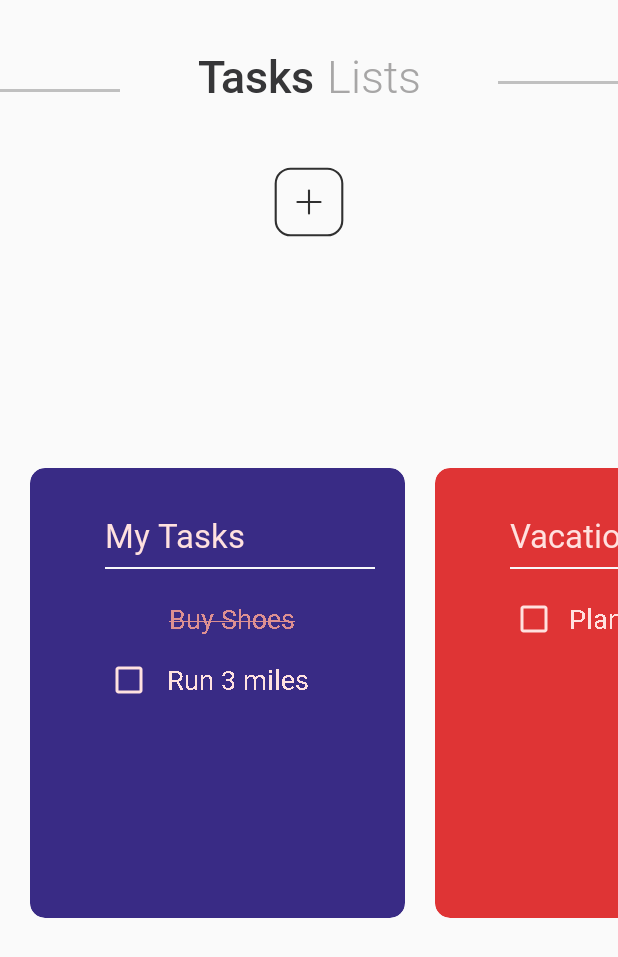
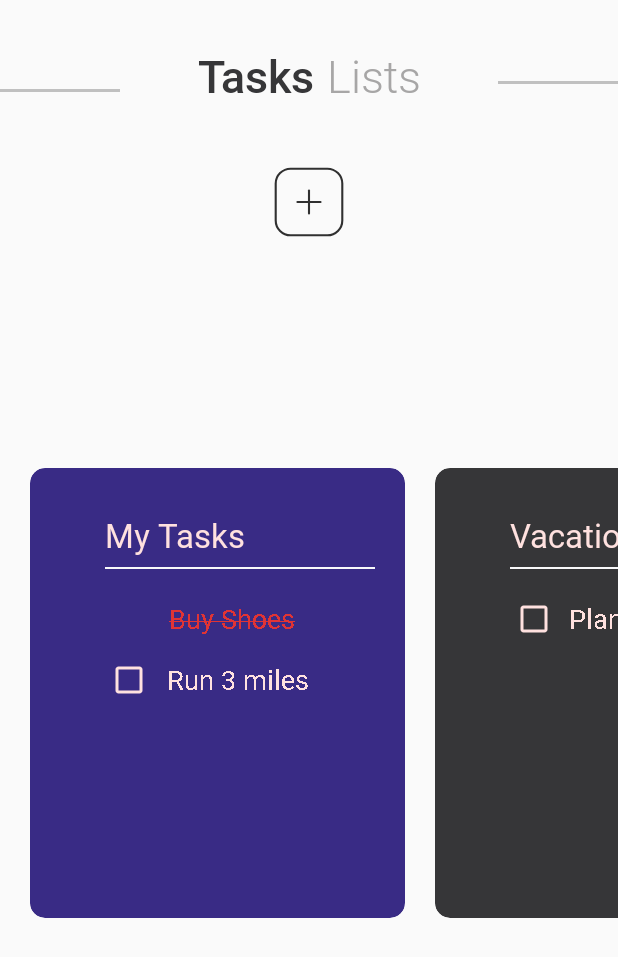
Before and after one commit to towfiqul-islam/task-meister, an Android app: the screen it shows after launch (MainActivity), on a phone screen of 412 x 824 dp. Shown: the top 957 px of the screen. Run offline under Robolectric (Android 15) with nearby library versions, the phone set to English and light mode, and no system bars; our stand-ins replace data binding.

Commit message:
checkbox issue fixed

```diff
--- a/app/src/main/java/com/example/taskmeister/adapters/TaskCardAdapter.kt
+++ b/app/src/main/java/com/example/taskmeister/adapters/TaskCardAdapter.kt
@@ -35,7 +35,7 @@ class TaskCardAdapter : RecyclerView.Adapter<TaskCardAdapter.ViewHolder>() {
     override fun onBindViewHolder(holder: ViewHolder, position: Int) {
         val item = data[position]
         if (position % 2 == 1) {
-            holder.cardView.setCardBackgroundColor(Color.parseColor("#DF3435"))
+            holder.cardView.setCardBackgroundColor(Color.parseColor("#363638"))
         } else {
             holder.cardView.setCardBackgroundColor(Color.parseColor("#392B85"))
         }
--- a/app/src/main/java/com/example/taskmeister/adapters/TaskItemAdapter.kt
+++ b/app/src/main/java/com/example/taskmeister/adapters/TaskItemAdapter.kt
@@ -3,41 +3,79 @@ package com.example.taskmeister.adapters
 import android.content.res.ColorStateList
 import android.graphics.Color
 import android.graphics.Paint
+import android.os.Build
 import android.util.Log
 import android.view.LayoutInflater
 import android.view.View
 import android.view.ViewGroup
 import android.widget.CheckBox
 import android.widget.TextView
+import androidx.annotation.RequiresApi
+import androidx.core.widget.CompoundButtonCompat
 import androidx.recyclerview.widget.RecyclerView
 import com.example.taskmeister.R
 import com.example.taskmeister.data.TaskItem
 
-class TaskItemAdapter(val data: List<TaskItem>) : RecyclerView.Adapter<TaskItemAdapter.ViewHolder>() {
+class TaskItemAdapter(val data: List<TaskItem>, val flag: Boolean = false) :
+    RecyclerView.Adapter<TaskItemAdapter.ViewHolder>() {
 
     override fun onCreateViewHolder(parent: ViewGroup, viewType: Int): ViewHolder {
-       val layoutInflater = LayoutInflater.from(parent.context)
-        val view = layoutInflater.inflate(R.layout.task_item_view, parent, false)
-        return ViewHolder(view)
+
+        if (flag) {
+            val layoutInflater1 = LayoutInflater.from(parent.context)
+            val view2 = layoutInflater1.inflate(R.layout.task_item_view_2, parent, false)
+            return ViewHolder(view2)
+        } else {
+            val layoutInflater2 = LayoutInflater.from(parent.context)
+            val view1 = layoutInflater2.inflate(R.layout.task_item_view, parent, false)
+            return ViewHolder(view1)
+        }
+
     }
 
     override fun getItemCount() = data.size
 
     override fun onBindViewHolder(holder: ViewHolder, position: Int) {
         val item = data[position]
-        holder.itemName.text = item.name
-        holder.checkBox.isChecked = item.isCompleted
 
-        changeItemView(item, holder.checkBox, holder.itemName)
 
-        holder.itemName.setOnClickListener {
-            toggleTaskItem(holder.checkBox, item)
-            changeItemView(item, holder.checkBox, holder.itemName)
+        holder.itemName2?.text = item.name
+        holder.checkBox2?.isChecked = item.isCompleted
+
+        holder.itemName?.text = item.name
+        holder.checkBox?.isChecked = item.isCompleted
+
+
+        if (flag) {
+            changeItemView(item, holder.checkBox2!!, holder.itemName2!!, flag)
+        } else {
+            changeItemView(item, holder.checkBox!!, holder.itemName!!, flag)
         }
 
-        holder.checkBox.setOnCheckedChangeListener { buttonView, isChecked ->
-            item.isCompleted = holder.checkBox.isChecked
-            changeItemView(item, holder.checkBox, holder.itemName)
+        if (flag) {
+            holder.itemName2?.setOnClickListener {
+                toggleTaskItem(holder.checkBox2!!, item)
+                changeItemView(item, holder.checkBox2!!, holder.itemName2, flag)
+
+            }
+
+            holder.checkBox2?.setOnCheckedChangeListener { buttonView, isChecked ->
+
+                item.isCompleted = holder.checkBox2.isChecked
+                changeItemView(item, holder.checkBox2, holder.itemName2!!, flag)
+            }
+        } else {
+            holder.itemName?.setOnClickListener {
+                toggleTaskItem(holder.checkBox!!, item)
+                changeItemView(item, holder.checkBox!!, holder.itemName, flag)
+
+            }
+
+            holder.checkBox?.setOnCheckedChangeListener { buttonView, isChecked ->
+
+                item.isCompleted = holder.checkBox.isChecked
+                changeItemView(item, holder.checkBox, holder.itemName!!, flag)
+            }
         }
 
 
@@ -55,24 +93,35 @@ class TaskItemAdapter(val data: List<TaskItem>) : RecyclerView.Adapter<TaskItemA
         }
     }
 
-    private fun changeItemView(item: TaskItem, checkBox: CheckBox, itemName: TextView) {
-        if (item.isCompleted) {
+    private fun changeItemView(item: TaskItem, checkBox: CheckBox, itemName: TextView, flag: Boolean) {
+        if (item.isCompleted && !flag) {
             itemName.paintFlags = Paint.STRIKE_THRU_TEXT_FLAG
-            itemName.setTextColor(Color.parseColor("#DD9091"))
+            itemName.setTextColor(Color.parseColor("#DF3435"))
             checkBox.visibility = View.INVISIBLE
 
-        } else {
+        } else if (item.isCompleted && flag) {
+            itemName.paintFlags = Paint.STRIKE_THRU_TEXT_FLAG
+            itemName.setTextColor(Color.parseColor("#363638"))
+            checkBox.visibility = View.INVISIBLE
+        }
+        else if (!item.isCompleted && flag) {
+            itemName.paintFlags = 0
+            itemName.setTextColor(Color.parseColor("#363638"))
+            checkBox.visibility = View.VISIBLE
+        }
+
+        else {
             itemName.paintFlags = 0
             itemName.setTextColor(Color.parseColor("#FFE1DF"))
             checkBox.visibility = View.VISIBLE
         }
     }
 
+    class ViewHolder(itemView: View) : RecyclerView.ViewHolder(itemView) {
+        val itemName: TextView? = itemView.findViewById(R.id.task_item)
+        val checkBox: CheckBox? = itemView.findViewById(R.id.checkbox_done)
 
-
-
-    class ViewHolder(itemView: View): RecyclerView.ViewHolder(itemView) {
-        val itemName: TextView = itemView.findViewById(R.id.task_item)
-        val checkBox: CheckBox = itemView.findViewById(R.id.checkbox_done)
+        val itemName2: TextView? = itemView.findViewById(R.id.task_item_2)
+        val checkBox2: CheckBox? = itemView.findViewById(R.id.checkbox_done_2)
     }
 }
--- a/app/src/main/res/layout/task_item_view.xml
+++ b/app/src/main/res/layout/task_item_view.xml
@@ -1,7 +1,10 @@
 <?xml version="1.0" encoding="utf-8"?>
-<androidx.constraintlayout.widget.ConstraintLayout xmlns:android="http://schemas.android.com/apk/res/android"
+<layout xmlns:android="http://schemas.android.com/apk/res/android"
     xmlns:app="http://schemas.android.com/apk/res-auto"
-    xmlns:tools="http://schemas.android.com/tools"
+    xmlns:tools="http://schemas.android.com/tools">
+
+
+    <androidx.constraintlayout.widget.ConstraintLayout
         android:layout_width="match_parent"
         android:layout_height="wrap_content">
 
@@ -33,4 +36,8 @@
         app:layout_constraintTop_toTopOf="parent" />
 
 
+
+
     </androidx.constraintlayout.widget.ConstraintLayout>
+
+</layout>
--- a/app/src/main/res/values/styles.xml
+++ b/app/src/main/res/values/styles.xml
@@ -6,8 +6,6 @@
         <item name="colorPrimaryDark">@color/colorPrimaryDark</item>
         <item name="colorAccent">@color/colorAccent</item>
     </style>
-
-
 
     <style name="headline_text">
         <item name="android:layout_width">wrap_content</item>
```
Also changed, not shown: app/src/main/java/com/example/taskmeister/TasksFragment.kt (+32 -1 lines), app/src/main/res/drawable/ic_add_final.xml (added, +27 -0 lines), app/src/main/res/drawable/ic_check_box_outline_blank_24px.xml (deleted, +0 -9 lines), app/src/main/res/drawable/ic_done_24px.xml (deleted, +0 -9 lines), app/src/main/res/layout/fragment_tasks.xml (+19 -6 lines), app/src/main/res/layout/task_item_view_2.xml (added, +43 -0 lines), app/src/main/res/navigation/navigation.xml (+6 -1 lines). Lines whose indentation alone changed are shown as unchanged.
